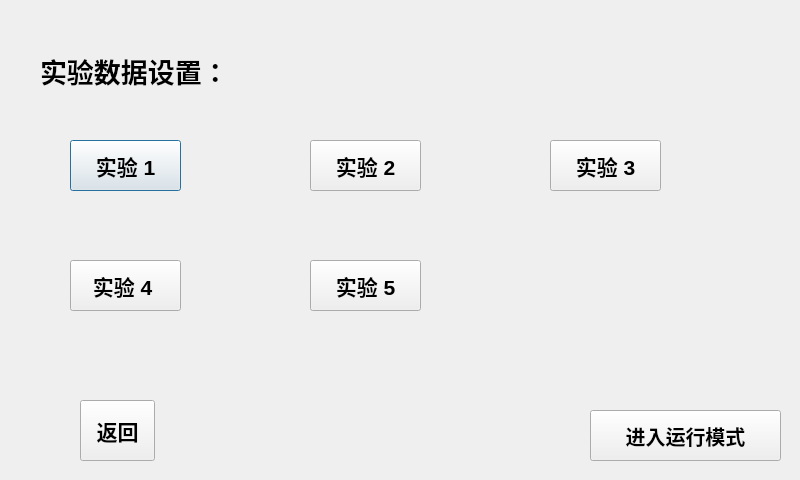
wanghao-xznu/untitled2, file setting.ui: the form before one commit.
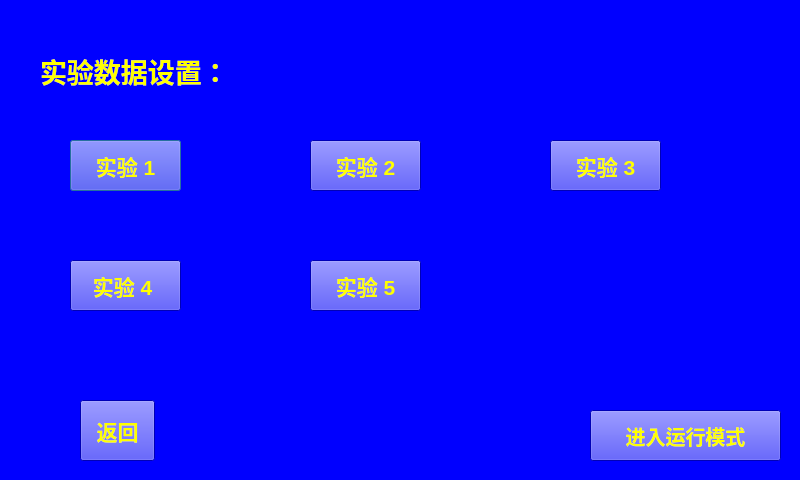
The form after the commit.

Commit message: set some backgroung color

The edit to the form file:
```diff
--- a/setting.ui
+++ b/setting.ui
@@ -13,6 +13,10 @@
   <property name="windowTitle">
    <string>Dialog</string>
   </property>
+  <property name="styleSheet">
+   <string notr="true">color: rgb(255, 255, 0);
+background-color: rgb(0, 0, 255);</string>
+  </property>
   <widget class="QLabel" name="label">
    <property name="geometry">
     <rect>
```
The commit also changes 4 other files.
